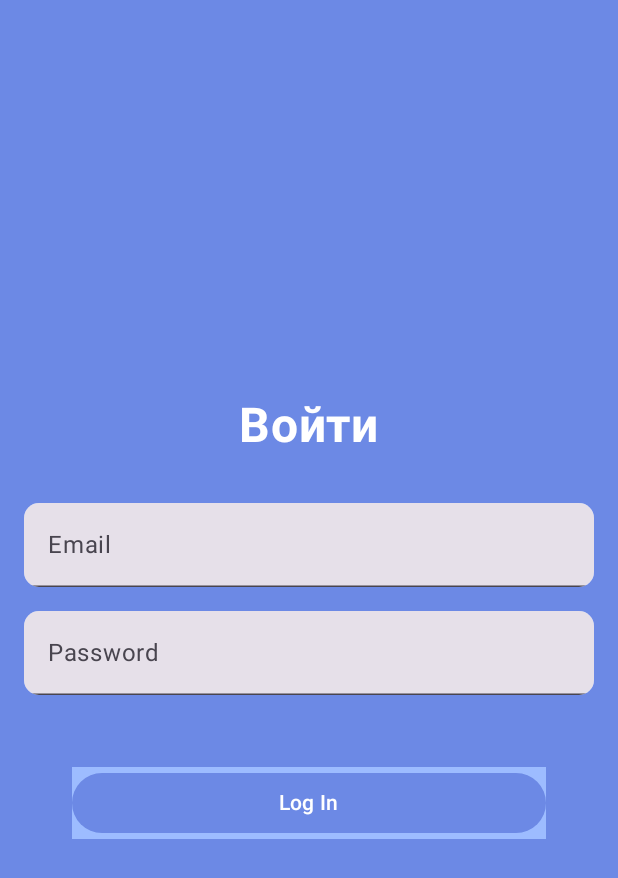
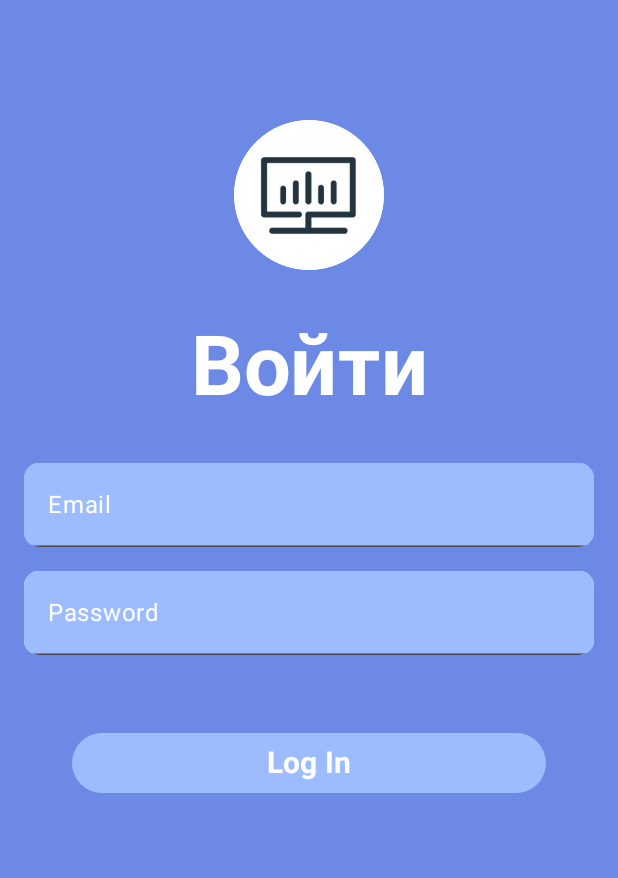
Before and after one commit to ArrayKat/quantum-computers, an Android app built with Jetpack Compose: the signIn screen opened through its navigation route, on a phone screen of 412 x 824 dp. Shown: the top 878 px of the screen. Run offline under Robolectric (Android 15) with nearby library versions, the phone set to English and light mode, and no system bars; libraries missing offline, so code that uses them is left out: io.github.jan.supabase.

```diff
--- a/app/src/main/java/com/example/myapplication/model/CombinedItem.kt
+++ b/app/src/main/java/com/example/myapplication/model/CombinedItem.kt
@@ -2,6 +2,6 @@ package com.example.myapplication.model
 
 
 data class CombinedItem(
-    val component: Components,
-    val categoryName: String
+    val component: Components? = null,
+    val categoryName: String = ""
 )
--- a/app/src/main/java/com/example/myapplication/view/screens/signIn/SignIn.kt
+++ b/app/src/main/java/com/example/myapplication/view/screens/signIn/SignIn.kt
@@ -1,16 +1,20 @@
 package com.example.myapplication.view.screens.signIn
 
+import androidx.compose.foundation.Image
 import androidx.compose.foundation.background
 import androidx.compose.foundation.layout.Arrangement
 import androidx.compose.foundation.layout.Box
 import androidx.compose.foundation.layout.Column
 import androidx.compose.foundation.layout.Spacer
+import androidx.compose.foundation.layout.fillMaxHeight
 import androidx.compose.foundation.layout.fillMaxSize
 import androidx.compose.foundation.layout.fillMaxWidth
 import androidx.compose.foundation.layout.height
 import androidx.compose.foundation.layout.padding
+import androidx.compose.foundation.layout.size
 import androidx.compose.foundation.shape.RoundedCornerShape
 import androidx.compose.material3.Button
+import androidx.compose.material3.ButtonColors
 import androidx.compose.material3.ButtonDefaults
 import androidx.compose.material3.ExperimentalMaterial3Api
 import androidx.compose.material3.MaterialTheme
@@ -19,6 +23,7 @@ import androidx.compose.material3.OutlinedTextFieldDefaults
 import androidx.compose.material3.Text
 import androidx.compose.material3.TextField
 import androidx.compose.material3.TextFieldDefaults
+import androidx.compose.material3.contentColorFor
 import androidx.compose.runtime.Composable
 import androidx.compose.runtime.mutableStateOf
 import androidx.compose.runtime.remember
@@ -26,10 +31,14 @@ import androidx.compose.ui.Alignment
 import androidx.compose.ui.Modifier
 import androidx.compose.ui.draw.clip
 import androidx.compose.ui.graphics.Color
+import androidx.compose.ui.res.painterResource
 import androidx.compose.ui.text.font.FontWeight
+import androidx.compose.ui.text.style.TextAlign
 import androidx.compose.ui.unit.dp
+import androidx.compose.ui.unit.em
 import androidx.compose.ui.unit.sp
 import androidx.navigation.NavHostController
+import com.example.myapplication.R
 import com.example.myapplication.domain.MainViewModel
 
 @OptIn(ExperimentalMaterial3Api::class)
@@ -47,30 +56,45 @@ fun SignIn(navHostController: NavHostController){
             modifier = Modifier
                 .fillMaxSize()
                 .padding(16.dp),
-            verticalArrangement = Arrangement.Center,
             horizontalAlignment = Alignment.CenterHorizontally
         ) {
+            Spacer(modifier = Modifier.height(32.dp))
+            Spacer(modifier = Modifier.height(32.dp))
+            Image(
+                painter = painterResource(id = R.drawable.logo),
+                contentDescription = "Logo",
+                modifier = Modifier.size(100.dp)
+            )
+            Spacer(modifier = Modifier.height(32.dp))
             Text(
                 text = "Войти",
                 color = Color.White,
-                fontSize = 32.sp,
+                fontSize = 55.sp,
                 fontWeight = FontWeight.Bold,
-                modifier = Modifier.padding(bottom = 32.dp)
+                lineHeight = 1.em,
+                textAlign = TextAlign.Center
             )
-
+            Spacer(modifier = Modifier.height(32.dp))
 
             // Поле для ввода email
             TextField(
                 value = email.value,
                 onValueChange = { newText -> email.value = newText},
                 label = { Text("Email") },
+                colors = TextFieldDefaults.colors(
+                    focusedContainerColor = MaterialTheme.colorScheme.secondary,
+                    unfocusedContainerColor = MaterialTheme.colorScheme.secondary,
+                    focusedTextColor = Color.White,
+                    unfocusedLabelColor = Color.White,
+                    focusedLabelColor = Color.White
+                ),
                 modifier = Modifier
                     .fillMaxWidth()
                     .padding(bottom = 16.dp)
                     .clip(RoundedCornerShape(10.dp))
                     .background(color = MaterialTheme.colorScheme.secondary),
+                )
 
-                )
             // Поле для ввода passwords
             TextField(
                 value = password.value,
@@ -80,22 +104,40 @@ fun SignIn(navHostController: NavHostController){
                     .fillMaxWidth()
                     .padding(bottom = 16.dp)
                     .clip(RoundedCornerShape(10.dp))
-                    .background(color = MaterialTheme.colorScheme.secondary),
+                    .background(color = Color.White),
+                colors = TextFieldDefaults.colors(
+                    focusedContainerColor = MaterialTheme.colorScheme.secondary,
+                    unfocusedContainerColor = MaterialTheme.colorScheme.secondary,
+                    focusedTextColor = Color.White,
+                    unfocusedLabelColor = Color.White,
+                    focusedLabelColor = Color.White
                 )
+
+            )
+
             Spacer(modifier = Modifier.height(32.dp))
 
             // Кнопка "Log In"
             Button(
                 onClick = {
-                    viewModel.sigIn(email.value, password.value, navHostController)
+                    viewModel.sigIn(email.value,password.value,navHostController)
                 },
+                colors = ButtonDefaults.buttonColors(
+                    containerColor  = MaterialTheme.colorScheme.secondary,
+                    contentColor = Color.White
+                ),
                 modifier = Modifier
                     .fillMaxWidth()
                     .padding(horizontal = 32.dp)
-                    .background(color = MaterialTheme.colorScheme.secondary),
+
 
             ) {
-                Text(text = "Log In")
+                Text(
+                    text = "Log In",
+                    fontSize = 20.sp,
+                    fontWeight = FontWeight.Bold,
+
+                )
             }
         }
     }
--- a/app/src/main/java/com/example/myapplication/view/screens/splash/Splash.kt
+++ b/app/src/main/java/com/example/myapplication/view/screens/splash/Splash.kt
@@ -70,7 +70,7 @@ fun Splash(navHostController: NavHostController) {
         delay(1000)
 
         val user = Constants.supabase.auth.currentUserOrNull()?.id
-        Log.e("hren'", user.toString())
+        Log.e("UserIsNull", user.toString())
         if(user != null){
             navHostController.navigate("homeUser") {
                 popUpTo("splash") { //заканчиваем жизненный цикл экрана сплэш
```
Also changed, not shown: app/src/main/java/com/example/myapplication/domain/MainViewModel.kt (+47 -0 lines), app/src/main/java/com/example/myapplication/domain/Navigation.kt (+14 -0 lines), app/src/main/java/com/example/myapplication/model/Components.kt (+4 -4 lines), app/src/main/java/com/example/myapplication/model/SelectedComponent.kt (added, +9 -0 lines), app/src/main/java/com/example/myapplication/view/screens/cardsComponents/CardComponent.kt (added, +312 -0 lines), app/src/main/java/com/example/myapplication/view/screens/home/HomeUser.kt (+13 -15 lines), 1 other file.
